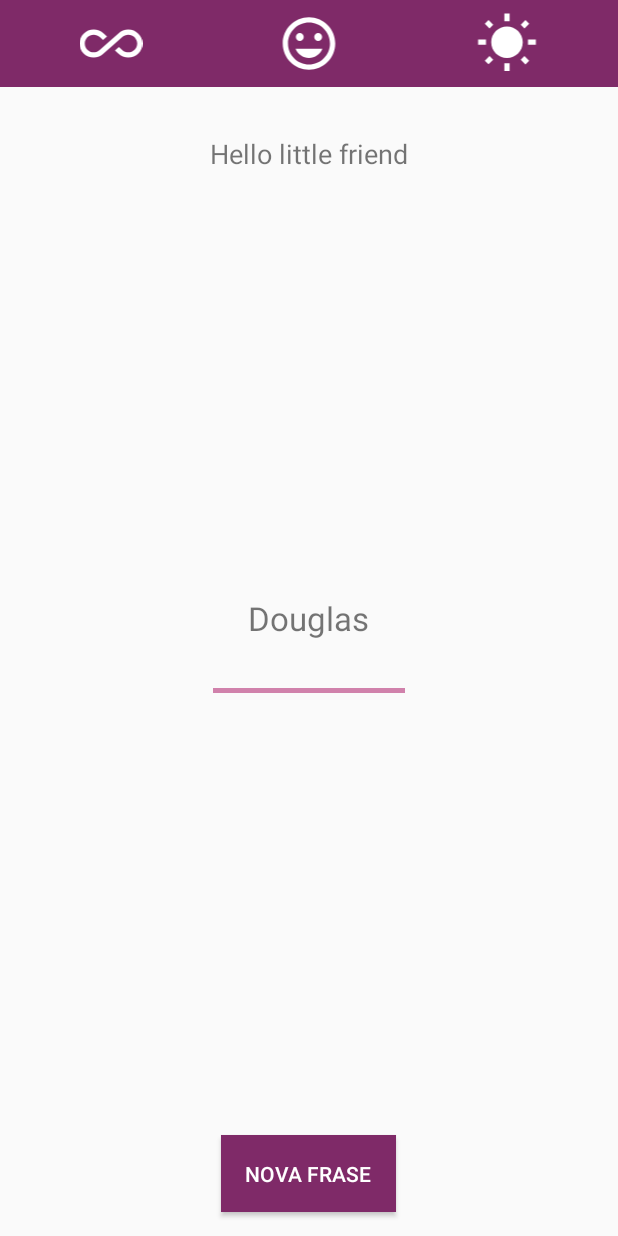
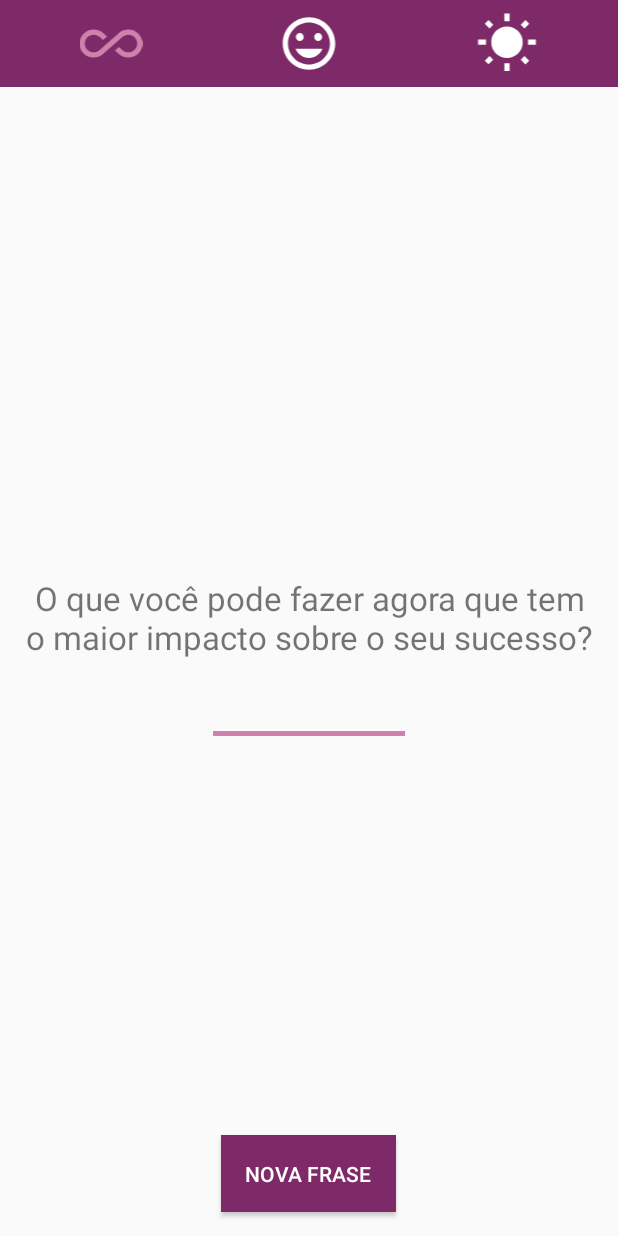
Before and after one commit to dougborbabass/Curso_kotlin, an Android app: the MainActivity screen opened directly, with no data from a screen before it, on a phone screen of 412 x 824 dp. Run offline under Robolectric (Android 15) with nearby library versions, the phone set to English and light mode, and no system bars.

Commit message:
buscando frases mockadas

```diff
--- /dev/null
+++ b/Motivation/app/src/main/java/com/douglasborba/motivation/repository/Mock.kt
@@ -0,0 +1,37 @@
+package com.douglasborba.motivation.repository
+
+import com.douglasborba.motivation.infra.MotivationConstants
+import kotlin.random.Random
+
+data class Phrase (val description: String, val category: Int)
+
+class Mock {
+
+    private val ALL = MotivationConstants.PHRASEFILTER.ALL
+    private val HAPPY = MotivationConstants.PHRASEFILTER.HAPPY
+    private val MORNING = MotivationConstants.PHRASEFILTER.MORNING
+
+    private val mListPhrases: List<Phrase> = listOf(
+        Phrase("Não sabendo que era impossível, foi lá e fez.", HAPPY),
+        Phrase("Você não é derrotado quando perde, você é derrotado quando desiste!", HAPPY),
+        Phrase("Quando está mais escuro, vemos mais estrelas!", HAPPY),
+        Phrase("Insanidade é fazer sempre a mesma coisa e esperar um resultado diferente.", HAPPY),
+        Phrase("Não pare quando estiver cansado, pare quando tiver terminado.", HAPPY),
+        Phrase("O que você pode fazer agora que tem o maior impacto sobre o seu sucesso?", HAPPY),
+        Phrase("A melhor maneira de prever o futuro é inventá-lo.", MORNING),
+        Phrase("Você perde todas as chances que você não aproveita.", MORNING),
+        Phrase("Fracasso é o condimento que dá sabor ao sucesso.", MORNING),
+        Phrase(" Enquanto não estivermos comprometidos, haverá hesitação!", MORNING),
+        Phrase("Se você não sabe onde quer ir, qualquer caminho serve.", MORNING),
+        Phrase("Se você acredita, faz toda a diferença.", MORNING),
+        Phrase("Riscos devem ser corridos, porque o maior perigo é não arriscar nada!", MORNING)
+    )
+
+    fun getPhrase(categoryFilter: Int): String {
+
+        val filtered = mListPhrases.filter { (it.category == categoryFilter || categoryFilter == ALL) }
+        val rand = Random.nextInt(filtered.size)
+
+        return filtered[rand].description
+    }
+}
--- a/Motivation/app/src/main/java/com/douglasborba/motivation/ui/MainActivity.kt
+++ b/Motivation/app/src/main/java/com/douglasborba/motivation/ui/MainActivity.kt
@@ -4,12 +4,15 @@ import androidx.appcompat.app.AppCompatActivity
 import android.os.Bundle
 import android.view.View
 import com.douglasborba.motivation.R
+import com.douglasborba.motivation.infra.MotivationConstants
 import com.douglasborba.motivation.infra.SecurityPreferences
+import com.douglasborba.motivation.repository.Mock
 import kotlinx.android.synthetic.main.activity_main.*
 
 class MainActivity : AppCompatActivity(), View.OnClickListener {
 
     private lateinit var mSecurityPreferences: SecurityPreferences
+    private var mPhraseFilter: Int = MotivationConstants.PHRASEFILTER.ALL
 
     override fun onCreate(savedInstanceState: Bundle?) {
         super.onCreate(savedInstanceState)
@@ -18,6 +21,11 @@ class MainActivity : AppCompatActivity(), View.OnClickListener {
         supportActionBar?.hide()
 
         mSecurityPreferences = SecurityPreferences(this)
+        textHello.text = mSecurityPreferences.getString("name")
+
+        //iniciar selecionado
+        imageAll.setColorFilter(resources.getColor(R.color.colorAccent))
+        handleNewPhrase()
 
         buttonNewPhrase.setOnClickListener(this)
         imageAll.setOnClickListener(this)
@@ -48,17 +56,23 @@ class MainActivity : AppCompatActivity(), View.OnClickListener {
         when (id) {
             R.id.imageAll -> {
                 imageAll.setColorFilter(resources.getColor(R.color.colorAccent))
+                mPhraseFilter = MotivationConstants.PHRASEFILTER.ALL
+                handleNewPhrase()
             }
             R.id.imageHappy -> {
                 imageHappy.setColorFilter(resources.getColor(R.color.colorAccent))
+                mPhraseFilter = MotivationConstants.PHRASEFILTER.HAPPY
+                handleNewPhrase()
             }
             R.id.imageMorning -> {
                 imageMorning.setColorFilter(resources.getColor(R.color.colorAccent))
+                mPhraseFilter = MotivationConstants.PHRASEFILTER.MORNING
+                handleNewPhrase()
             }
         }
     }
 
     private fun handleNewPhrase() {
-
+        textPhrase.text = Mock().getPhrase(mPhraseFilter)
     }
 }
--- /dev/null
+++ b/Motivation/app/src/main/res/drawable/ripple_button.xml
@@ -0,0 +1,5 @@
+<?xml version="1.0" encoding="utf-8"?>
+<ripple xmlns:android="http://schemas.android.com/apk/res/android"
+    android:color="@color/colorAccent">
+    <item android:drawable="?attr/colorPrimary"/>
+</ripple>
--- a/Motivation/app/src/main/res/layout/activity_main.xml
+++ b/Motivation/app/src/main/res/layout/activity_main.xml
@@ -51,19 +51,21 @@
         android:textSize="18sp" />
 
     <TextView
-        android:id="@+id/textFrase"
+        android:id="@+id/textPhrase"
         android:layout_width="wrap_content"
         android:layout_height="wrap_content"
         android:layout_centerHorizontal="true"
         android:layout_centerVertical="true"
         android:layout_marginTop="32dp"
+        android:layout_margin="16dp"
+        android:textAlignment="center"
         android:text="Douglas"
         android:textSize="22sp" />
 
     <View
         android:layout_width="128dp"
         android:layout_height="3dp"
-        android:layout_below="@id/textFrase"
+        android:layout_below="@id/textPhrase"
         android:layout_centerHorizontal="true"
         android:layout_marginTop="32dp"
         android:background="@color/colorAccent">
@@ -78,7 +80,7 @@
         android:layout_centerHorizontal="true"
         android:layout_marginBottom="16dp"
         android:padding="16dp"
-        android:background="@color/colorPrimary"
+        android:background="@drawable/ripple_button"
         android:textColor="@color/white"
         android:text="Nova Frase">
 
```
